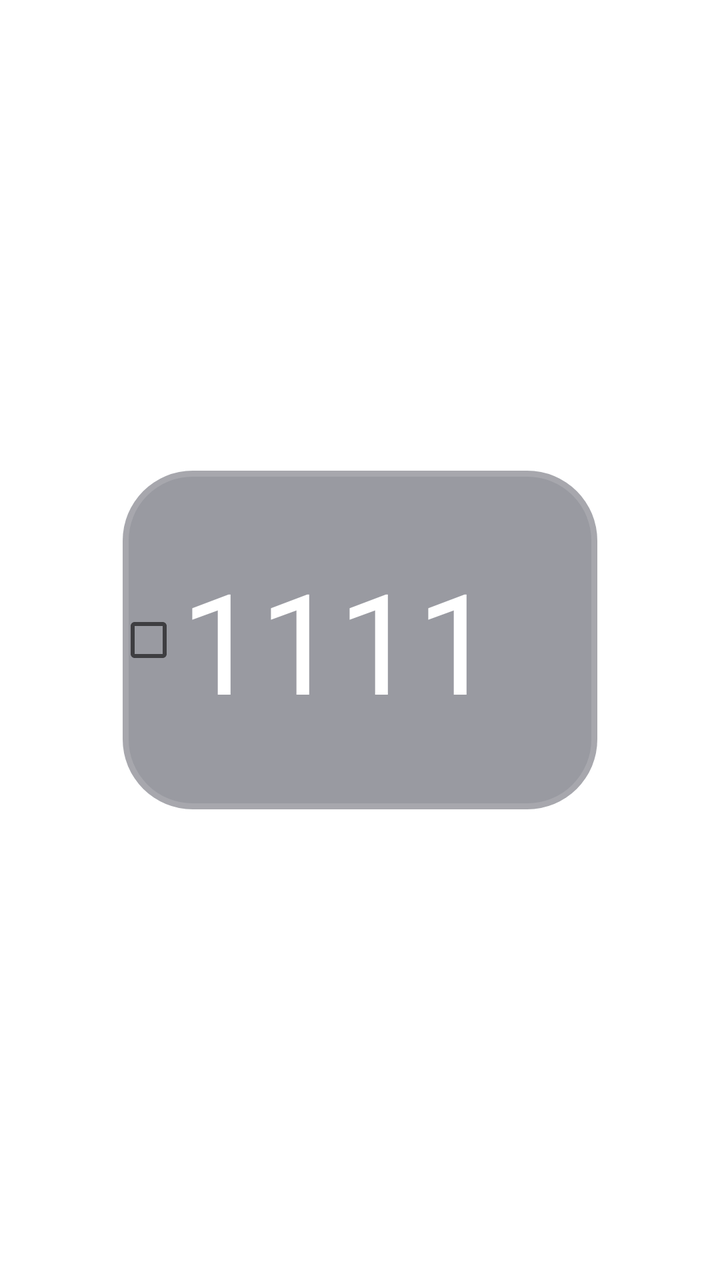
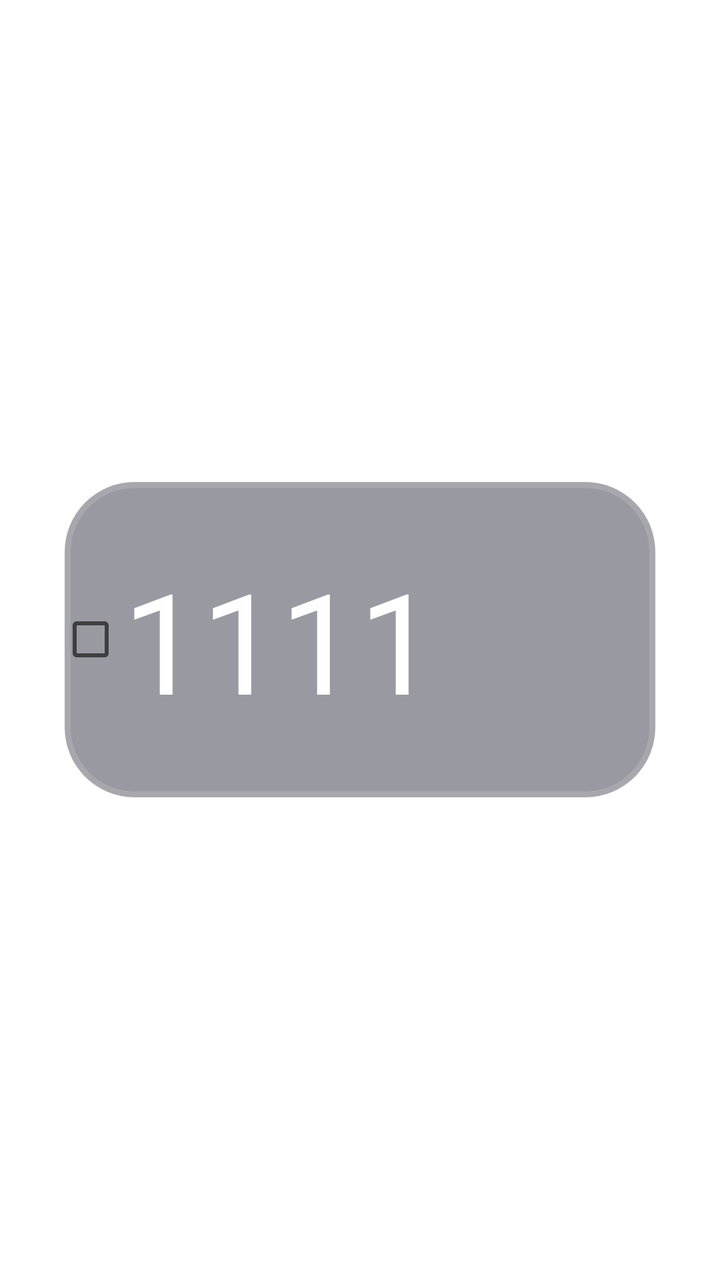

Before-and-after screenshots of an Android layout around one commit, followed by the original layout XML and the change that was made.
<!-- AndroidManifest.xml: application theme AppTheme.NoActionBar -->
<!-- res/layout/item_dialog_checkbox_search.xml -->
<?xml version="1.0" encoding="utf-8"?>
<FrameLayout xmlns:android="http://schemas.android.com/apk/res/android"
    android:layout_width="match_parent"
    android:layout_height="wrap_content">

    <LinearLayout
        android:layout_gravity="center"
        android:paddingTop="@dimen/vs_5"
        android:paddingBottom="@dimen/vs_5"
        android:paddingLeft="@dimen/vs_10"
        android:paddingRight="@dimen/vs_10"
        android:layout_width="match_parent"
        android:layout_height="wrap_content">
        <CheckBox
            android:id="@+id/oneSearchSource"
            android:layout_width="match_parent"
            android:layout_height="wrap_content"
            android:minHeight="@dimen/vs_30"
            android:background="@drawable/button_danmu_setting"
            android:clickable="true"
            android:focusable="true"
            android:textColor="@color/dialog_text_primary"
            android:textSize="@dimen/ts_14"
            android:text="1111"/>
    </LinearLayout>
</FrameLayout>
<!-- resources referenced by this layout -->
<resources>
  <color name="dialog_text_primary">#FFFFFFFF</color>
  <dimen name="ts_14">12mm</dimen>
  <dimen name="vs_10">10mm</dimen>
  <dimen name="vs_30">30mm</dimen>
  <dimen name="vs_5">5mm</dimen>
  <!-- drawable button_danmu_setting (drawable) -->
  <?xml version="1.0" encoding="utf-8"?>
  <selector xmlns:android="http://schemas.android.com/apk/res/android">
      <item android:state_focused="true">
          <shape>
              <corners android:radius="@dimen/vs_6" />
              <solid android:color="@color/dialog_control_bg_focused" />
              <stroke
                  android:width="@dimen/vs_1"
                  android:color="@color/dialog_control_stroke_focused" />
          </shape>
      </item>
      <item>
          <shape>
              <corners android:radius="@dimen/vs_6" />
              <solid android:color="@color/dialog_control_bg" />
              <stroke
                  android:width="@dimen/vs_1"
                  android:color="@color/dialog_control_stroke" />
          </shape>
      </item>
  </selector>
  <style name="AppTheme.NoActionBar" parent="AppTheme">
          <item name="android:windowActionBar">false</item>
          <item name="android:windowNoTitle">true</item>
          <item name="windowActionBar">false</item>
          <item name="android:windowFullscreen">false</item>//手机版：默认保留状态栏，全屏页面运行时再隐藏
          <item name="android:windowContentOverlay">@null</item>//是否有遮盖
          <item name="windowNoTitle">true</item>
          <item name="android:keepScreenOn">true</item>
          
          <item name="android:windowBackground">@android:color/transparent</item>
          
          <item name="android:statusBarColor">@android:color/transparent</item>
          <item name="android:windowDrawsSystemBarBackgrounds">true</item>
      </style>
  <dimen name="vs_6">6mm</dimen>
  <color name="dialog_control_bg_focused">#CC1890FF</color>
  <dimen name="vs_1">1mm</dimen>
  <color name="dialog_control_stroke_focused">#CC02F8E1</color>
  <color name="dialog_control_bg">#80353744</color>
  <color name="dialog_control_stroke">#22FFFFFF</color>
  <style name="AppTheme" parent="Theme.AppCompat.Light.DarkActionBar">
          
          <item name="colorPrimary">@color/color_6200EE</item>
          <item name="colorPrimaryDark">@color/color_3700B3</item>
          <item name="colorAccent">@color/color_03DAC5</item>
      </style>
  <color name="color_6200EE">#6200EE</color>
  <color name="color_3700B3">#3700B3</color>
  <color name="color_03DAC5">#03DAC5</color>
</resources>

<!-- the commit's change to res/layout/item_dialog_checkbox_search.xml (unified diff, before → after) -->
@@ -5,17 +5,17 @@
 
     <LinearLayout
         android:layout_gravity="center"
-        android:paddingTop="@dimen/vs_5"
-        android:paddingBottom="@dimen/vs_5"
-        android:paddingLeft="@dimen/vs_10"
-        android:paddingRight="@dimen/vs_10"
+        android:paddingTop="@dimen/vs_2"
+        android:paddingBottom="@dimen/vs_2"
+        android:paddingLeft="@dimen/vs_5"
+        android:paddingRight="@dimen/vs_5"
         android:layout_width="match_parent"
         android:layout_height="wrap_content">
         <CheckBox
             android:id="@+id/oneSearchSource"
             android:layout_width="match_parent"
             android:layout_height="wrap_content"
-            android:minHeight="@dimen/vs_30"
+            android:minHeight="@dimen/vs_28"
             android:background="@drawable/button_danmu_setting"
             android:clickable="true"
             android:focusable="true"
<!-- resource entries referenced after the edit -->
@@ -2,8 +2,8 @@
 <resources>
   <color name="dialog_text_primary">#FFFFFFFF</color>
   <dimen name="ts_14">12mm</dimen>
-  <dimen name="vs_10">10mm</dimen>
-  <dimen name="vs_30">30mm</dimen>
+  <dimen name="vs_2">2mm</dimen>
+  <dimen name="vs_28">28mm</dimen>
   <dimen name="vs_5">5mm</dimen>
   <!-- drawable button_danmu_setting (drawable) -->
   <?xml version="1.0" encoding="utf-8"?>
